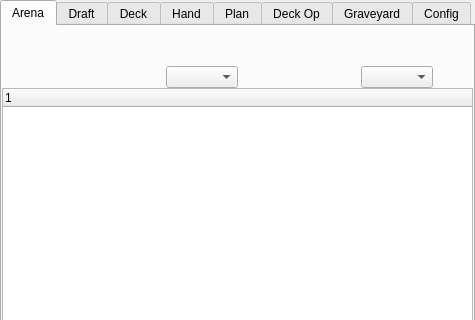
Qt form mainwindow.ui (supertriodo/Arena-Tracker) before a commit; both pictures show x 0 to 475 and y 0 to 320 of the 475 by 697 pixel window.
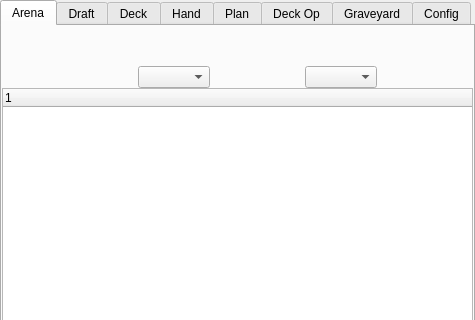
The same form after that commit. Icons and pictures are not drawn. Custom widgets are drawn as their Qt base class.

Patch:
```diff
--- a/mainwindow.ui
+++ b/mainwindow.ui
@@ -188,6 +188,19 @@
               </property>
              </widget>
             </item>
+            <item>
+             <spacer name="arenaHorizontalSpacer3">
+              <property name="orientation">
+               <enum>Qt::Horizontal</enum>
+              </property>
+              <property name="sizeHint" stdset="0">
+               <size>
+                <width>40</width>
+                <height>20</height>
+               </size>
+              </property>
+             </spacer>
+            </item>
             <item>
              <widget class="QPushButton" name="donateButton">
               <property name="sizePolicy">
```
Left out of the diff: 2 changed lines with no effect on the pictures.
